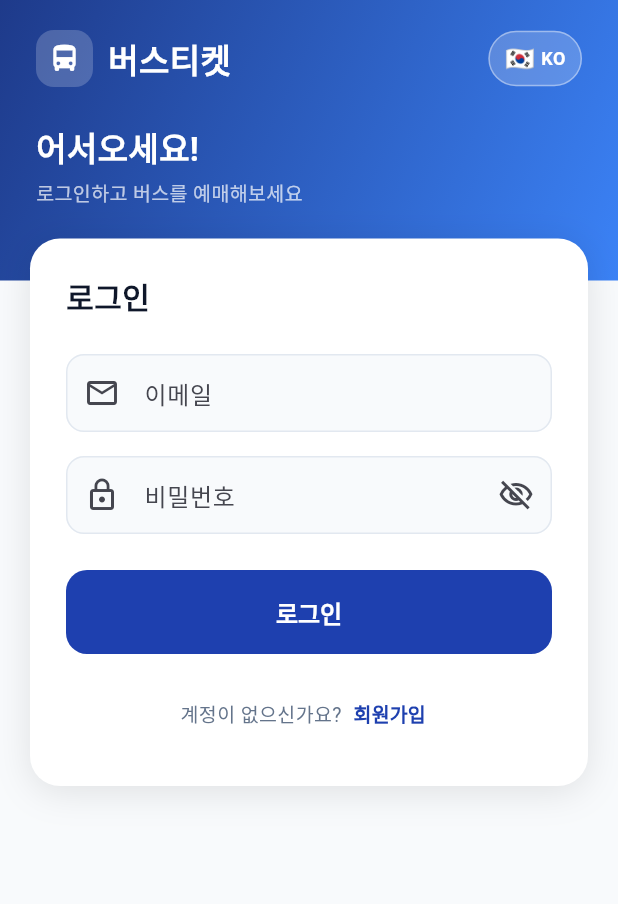
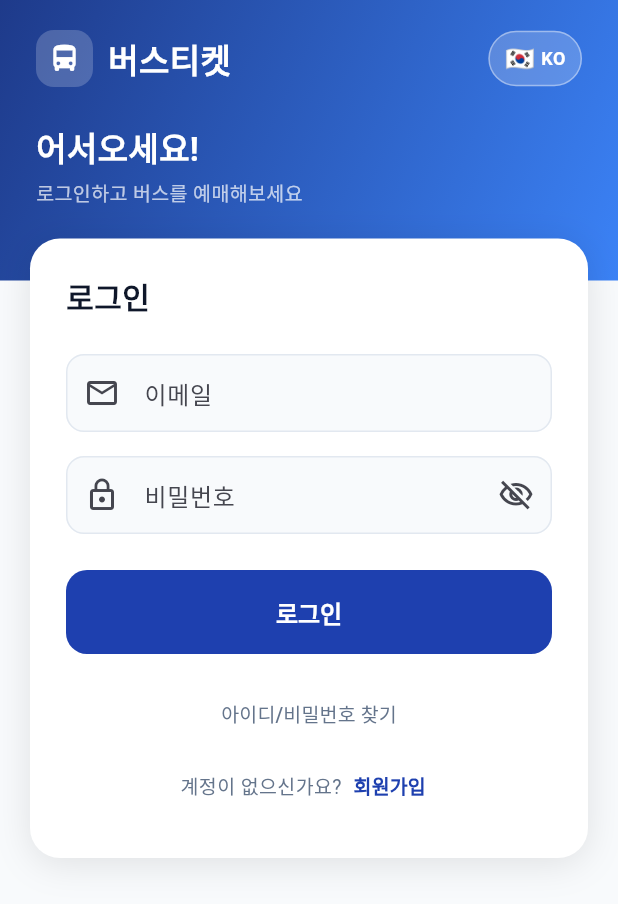
Before and after one commit to minsung6167/Bus_app, a Flutter app: the LoginScreen screen opened directly, on a phone screen of 412 x 824 dp. Shown: the top 904 px of the screen. Run offline on Flutter 3.47's test engine with Material 3 defaults, Android fonts, the phone set to English and light mode, and no system bars; our stand-ins replace flutter_dotenv, geolocator, shared_preferences, vibration; missing offline and left inert: flutter_foreground_task; accounts and stored records are empty; network calls fail.

Commit message:
feat: 아이디/비밀번호 찾기 기능 추가
- 이름+전화번호로 이메일(아이디) 찾기
- 이메일+전화번호로 비밀번호 재설정
- 로그인 화면에 찾기 버튼 추가
- 4개 언어(ko/en/zh/ja) 문자열 추가

Co-Authored-By: Claude Sonnet 4.6 <noreply@anthropic.com>

```diff
--- a/lib/l10n/app_strings.dart
+++ b/lib/l10n/app_strings.dart
@@ -129,6 +129,18 @@ class AppStrings {
       'loginFailed': '이메일 또는 비밀번호가 올바르지 않습니다',
       'emailExists': '이미 사용 중인 이메일입니다',
       'noAccount': '계정이 없으신가요?',
+      'findAccount': '아이디/비밀번호 찾기',
+      'findEmail': '아이디 찾기',
+      'findPassword': '비밀번호 찾기',
+      'name': '이름',
+      'phone': '전화번호',
+      'nameRequired': '이름을 입력해주세요',
+      'phoneRequired': '전화번호를 입력해주세요',
+      'findEmailResult': '가입된 이메일 주소',
+      'findAccountFailed': '일치하는 계정을 찾을 수 없습니다',
+      'resetPassword': '비밀번호 재설정',
+      'resetPasswordBtn': '비밀번호 재설정',
+      'passwordResetDone': '비밀번호가 재설정되었습니다',
       'hasAccount': '이미 계정이 있으신가요?',
       'welcomeUser': '{name}님, 안녕하세요!',
       // My page
@@ -329,6 +341,18 @@ class AppStrings {
       'loginFailed': 'Invalid email or password',
       'emailExists': 'Email already in use',
       'noAccount': "Don't have an account?",
+      'findAccount': 'Find ID / Password',
+      'findEmail': 'Find ID',
+      'findPassword': 'Find Password',
+      'name': 'Name',
+      'phone': 'Phone',
+      'nameRequired': 'Please enter your name',
+      'phoneRequired': 'Please enter your phone number',
+      'findEmailResult': 'Registered email address',
+      'findAccountFailed': 'No matching account found',
+      'resetPassword': 'Reset Password',
+      'resetPasswordBtn': 'Reset Password',
+      'passwordResetDone': 'Password has been reset',
       'hasAccount': 'Already have an account?',
       'welcomeUser': 'Hello, {name}!',
       // My page
@@ -529,6 +553,18 @@ class AppStrings {
       'loginFailed': '邮箱或密码错误',
       'emailExists': '该邮箱已被使用',
       'noAccount': '还没有账号？',
+      'findAccount': '找回账号/密码',
+      'findEmail': '找回账号',
+      'findPassword': '找回密码',
+      'name': '姓名',
+      'phone': '电话号码',
+      'nameRequired': '请输入姓名',
+      'phoneRequired': '请输入电话号码',
+      'findEmailResult': '注册邮箱地址',
+      'findAccountFailed': '未找到匹配的账号',
+      'resetPassword': '重置密码',
+      'resetPasswordBtn': '重置密码',
+      'passwordResetDone': '密码已重置成功',
       'hasAccount': '已有账号？',
       'welcomeUser': '{name}，您好！',
       // My page
@@ -729,6 +765,18 @@ class AppStrings {
       'loginFailed': 'メールまたはパスワードが正しくありません',
       'emailExists': 'このメールは既に使用されています',
       'noAccount': 'アカウントをお持ちでないですか？',
+      'findAccount': 'ID・パスワードを探す',
+      'findEmail': 'IDを探す',
+      'findPassword': 'パスワードを探す',
+      'name': '名前',
+      'phone': '電話番号',
+      'nameRequired': '名前を入力してください',
+      'phoneRequired': '電話番号を入力してください',
+      'findEmailResult': '登録メールアドレス',
+      'findAccountFailed': '一致するアカウントが見つかりません',
+      'resetPassword': 'パスワードをリセット',
+      'resetPasswordBtn': 'パスワードをリセット',
+      'passwordResetDone': 'パスワードをリセットしました',
       'hasAccount': 'すでにアカウントをお持ちですか？',
       'welcomeUser': '{name}さん、こんにちは！',
       // My page
--- a/lib/screens/auth/login_screen.dart
+++ b/lib/screens/auth/login_screen.dart
@@ -4,6 +4,7 @@ import '../../l10n/app_strings.dart';
 import '../../providers/auth_provider.dart';
 import '../../providers/language_provider.dart';
 import '../../theme/app_theme.dart';
+import 'find_account_screen.dart';
 import 'signup_screen.dart';
 
 class LoginScreen extends StatefulWidget {
@@ -258,6 +259,18 @@ class _LoginScreenState extends State<LoginScreen> {
                           ),
                           const SizedBox(height: 16),
 
+                          // 아이디/비밀번호 찾기
+                          Center(
+                            child: TextButton(
+                              onPressed: () => Navigator.of(context).push(
+                                MaterialPageRoute(builder: (_) => const FindAccountScreen()),
+                              ),
+                              style: TextButton.styleFrom(padding: const EdgeInsets.symmetric(horizontal: 6)),
+                              child: Text(AppStrings.get(lang, 'findAccount'),
+                                style: const TextStyle(fontSize: 13, color: AppColors.textSecondary)),
+                            ),
+                          ),
+
                           // 회원가입 링크
                           Row(
                             mainAxisAlignment: MainAxisAlignment.center,
```
Also changed, not shown: lib/providers/auth_provider.dart (+43 -0 lines), lib/screens/auth/find_account_screen.dart (added, +344 -0 lines).
